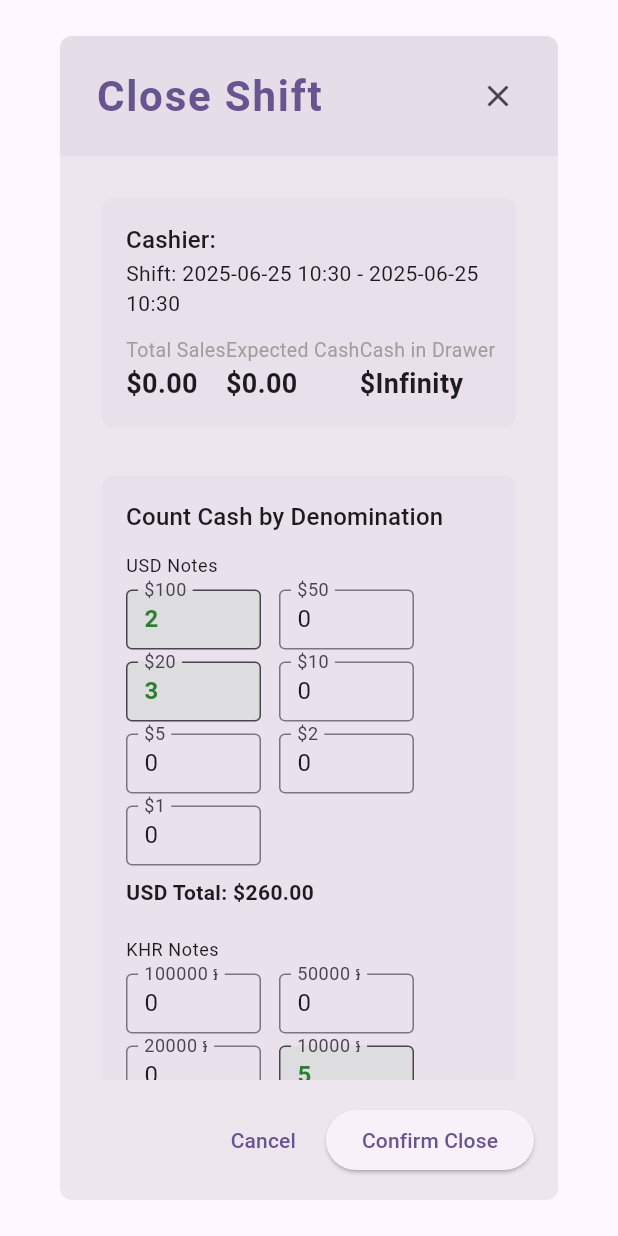
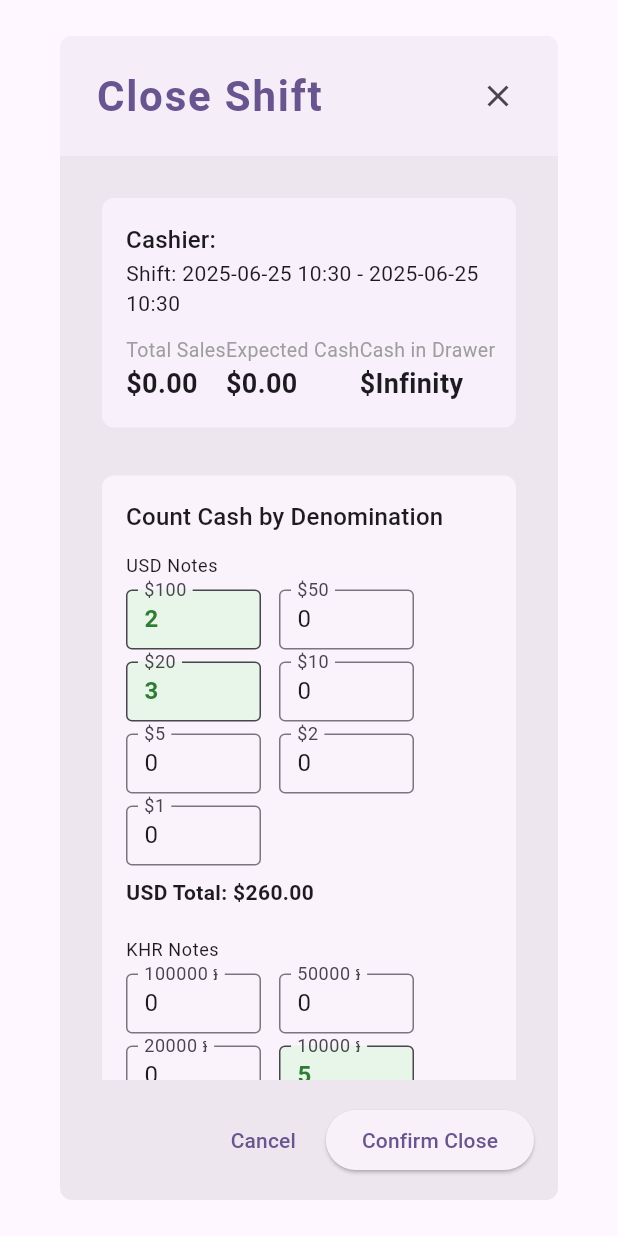
Before and after one commit to lysavlung/point_of_sale, a Flutter app: the CloseShiftDialog widget shown alone on an empty page, opened directly with empty values, on a phone screen of 412 x 824 dp. Run offline on Flutter 3.47's test engine with Material 3 defaults, Android fonts, the phone set to English and light mode, and no system bars; our stand-ins replace responsive_grid, syncfusion_flutter_datagrid.

Commit message:
a bit more refactoring on withOpacity

```diff
--- a/lib/shared/close_shift_dialog.dart
+++ b/lib/shared/close_shift_dialog.dart
@@ -12,14 +12,14 @@ class CloseShiftDialog extends StatefulWidget {
   final double exchangeRate;
 
   const CloseShiftDialog({
-    Key? key,
+    super.key,
     required this.totalSales,
     required this.expectedCash,
     required this.cashierName,
     required this.shiftStart,
     required this.shiftEnd,
     required this.exchangeRate,
-  }) : super(key: key);
+  });
 
   @override
   State<CloseShiftDialog> createState() => _CloseShiftDialogState();
@@ -141,7 +141,10 @@ class _CloseShiftDialogState extends State<CloseShiftDialog> {
     return Container(
       padding: const EdgeInsets.fromLTRB(24.0, 16.0, 16.0, 16.0),
       decoration: BoxDecoration(
-        color: Theme.of(context).colorScheme.primary.withOpacity(0.06),
+        color: Color.alphaBlend(
+          Theme.of(context).colorScheme.primary.withAlpha((0.06 * 255).toInt()),
+          Theme.of(context).scaffoldBackgroundColor,
+        ),
         borderRadius: const BorderRadius.vertical(top: Radius.circular(8)),
       ),
       child: Row(
@@ -180,16 +183,14 @@ class _CloseShiftDialogState extends State<CloseShiftDialog> {
           ),
           const SizedBox(width: 8),
           ElevatedButton(
-            onPressed: () {
-              // TODO: Implement shift close logic, e.g., API call, local save, etc.
-              Navigator.of(context).pop({
-                'usdTotal': usdTotal,
-                'khrTotal': khrTotal,
-                'cashInDrawerUSD': cashInDrawerUSD,
-                'discrepancy': discrepancy,
-                'notes': _notesController.text,
-              });
-            },
+            onPressed:
+                () => Navigator.of(context).pop({
+                  'usdTotal': usdTotal,
+                  'khrTotal': khrTotal,
+                  'cashInDrawerUSD': cashInDrawerUSD,
+                  'discrepancy': discrepancy,
+                  'notes': _notesController.text,
+                }),
             child: const Text('Confirm Close'),
           ),
         ],
@@ -200,7 +201,10 @@ class _CloseShiftDialogState extends State<CloseShiftDialog> {
   Widget _buildSummarySection(BuildContext context) {
     return Card(
       elevation: 0,
-      color: Theme.of(context).colorScheme.primary.withOpacity(0.04),
+      color: Color.alphaBlend(
+        Theme.of(context).colorScheme.primary.withAlpha((0.04 * 255).toInt()),
+        Theme.of(context).scaffoldBackgroundColor,
+      ),
       shape: RoundedRectangleBorder(borderRadius: BorderRadius.circular(8)),
       child: Padding(
         padding: const EdgeInsets.all(16.0),
@@ -270,7 +274,7 @@ class _CloseShiftDialogState extends State<CloseShiftDialog> {
         Expanded(
           child: Text(
             isDiscrepant
-                ? 'Discrepancy detected: ' + formattedDiscrepancy
+                ? 'Discrepancy detected: $formattedDiscrepancy'
                 : 'No cash discrepancy detected.',
             style: TextStyle(
               color: isDiscrepant ? Colors.orange : Colors.green,
@@ -317,7 +321,10 @@ class _CloseShiftDialogState extends State<CloseShiftDialog> {
   Widget _buildDenominationInputSection(BuildContext context) {
     return Card(
       elevation: 0,
-      color: Theme.of(context).colorScheme.primary.withOpacity(0.03),
+      color: Color.alphaBlend(
+        Theme.of(context).colorScheme.primary.withAlpha((0.03 * 255).toInt()),
+        Theme.of(context).scaffoldBackgroundColor,
+      ),
       shape: RoundedRectangleBorder(borderRadius: BorderRadius.circular(8)),
       child: Padding(
         padding: const EdgeInsets.all(16.0),
@@ -402,7 +409,8 @@ class _CloseShiftDialogState extends State<CloseShiftDialog> {
             vertical: 8,
             horizontal: 8,
           ),
-          fillColor: isActive ? Colors.green.withOpacity(0.08) : null,
+          fillColor:
+              isActive ? Colors.green.shade50 : null, // Use a light green shade
           filled: isActive,
         ),
         style: TextStyle(
```
